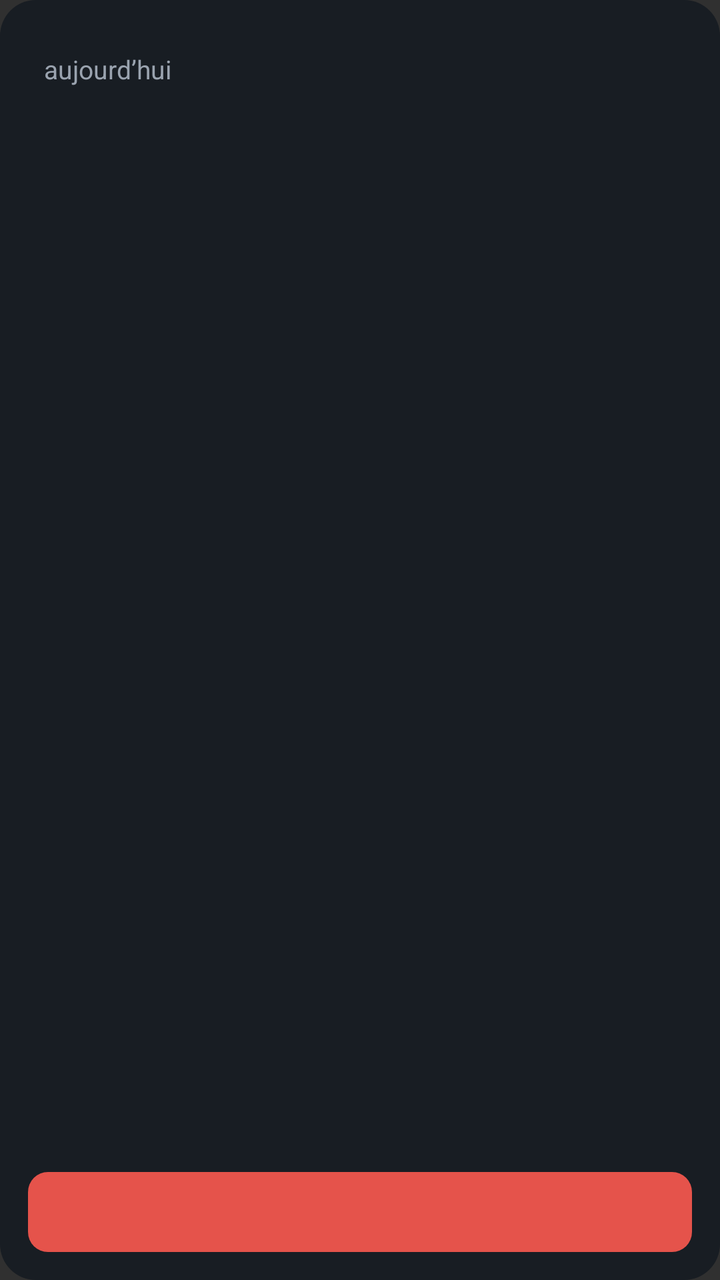
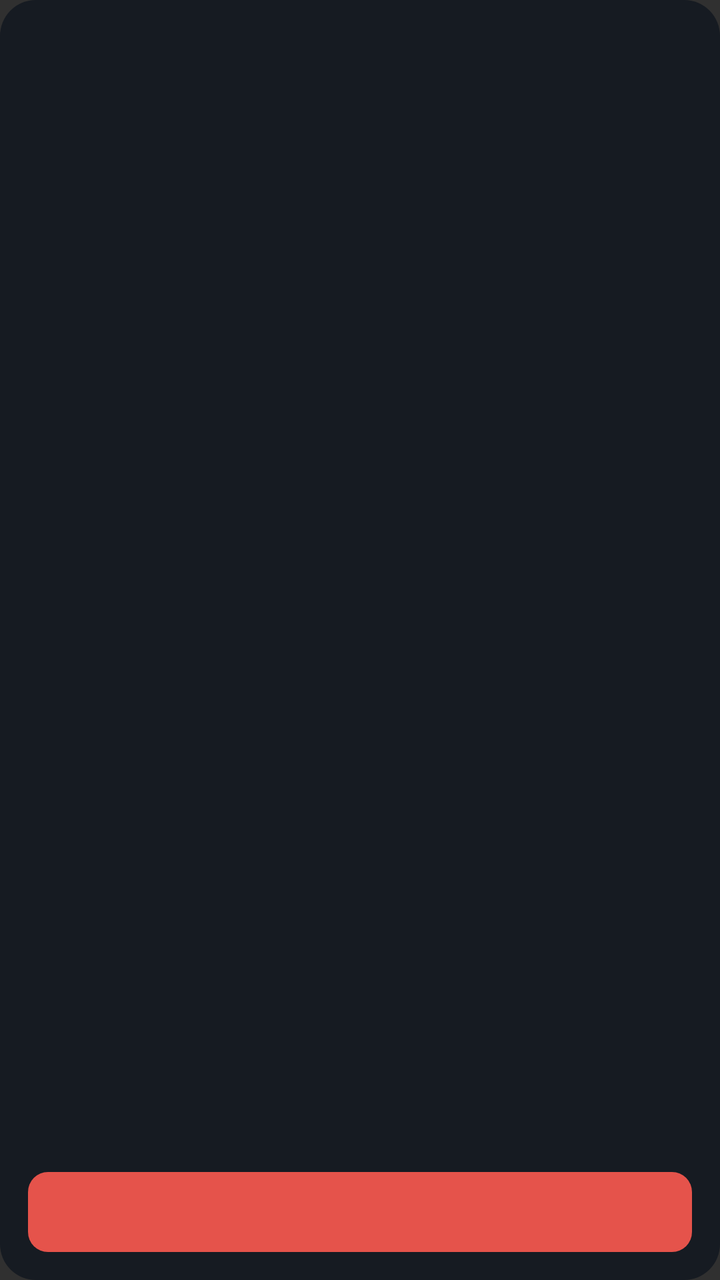

Screens rendered from an Android XML layout before and after an edit, with the pre-edit source and the edit as a unified diff.
<!-- AndroidManifest.xml: application theme android:Theme.Material.NoActionBar -->
<!-- res/layout/widget.xml -->
<?xml version="1.0" encoding="utf-8"?>
<LinearLayout xmlns:android="http://schemas.android.com/apk/res/android"
    android:layout_width="match_parent"
    android:layout_height="match_parent"
    android:background="@drawable/widget_fond"
    android:orientation="vertical"
    android:padding="14dp">

    <LinearLayout
        android:id="@+id/widget_haut"
        android:layout_width="match_parent"
        android:layout_height="wrap_content"
        android:gravity="bottom"
        android:orientation="horizontal">

        <TextView
            android:id="@+id/widget_temps"
            android:layout_width="wrap_content"
            android:layout_height="wrap_content"
            android:textColor="#ECEFF4"
            android:textSize="24sp"
            android:textStyle="bold" />

        <TextView
            android:layout_width="wrap_content"
            android:layout_height="wrap_content"
            android:paddingStart="8dp"
            android:paddingBottom="3dp"
            android:text="aujourd’hui"
            android:textColor="#9AA3AF"
            android:textSize="13sp" />
    </LinearLayout>

    <TextView
        android:id="@+id/widget_etats"
        android:layout_width="match_parent"
        android:layout_height="0dp"
        android:layout_weight="1"
        android:paddingTop="6dp"
        android:textColor="#ECEFF4"
        android:textSize="13sp" />

    <Button
        android:id="@+id/widget_lancer"
        android:layout_width="match_parent"
        android:layout_height="40dp"
        android:layout_marginTop="6dp"
        android:background="@drawable/widget_bouton"
        android:textAllCaps="false"
        android:textColor="#FFFFFF"
        android:textSize="14sp"
        android:textStyle="bold" />
</LinearLayout>
<!-- resources referenced by this layout -->
<resources>
  <!-- drawable widget_bouton (drawable) -->
  <?xml version="1.0" encoding="utf-8"?>
  <shape xmlns:android="http://schemas.android.com/apk/res/android">
      <solid android:color="#E5534B" />
      <corners android:radius="10dp" />
  </shape>
  <!-- drawable widget_fond (drawable) -->
  <?xml version="1.0" encoding="utf-8"?>
  <shape xmlns:android="http://schemas.android.com/apk/res/android">
      <solid android:color="#E6161B22" />
      <corners android:radius="18dp" />
  </shape>
</resources>

<!-- the commit's change to res/layout/widget.xml (unified diff, before → after) -->
@@ -1,53 +1,84 @@
 <?xml version="1.0" encoding="utf-8"?>
-<LinearLayout xmlns:android="http://schemas.android.com/apk/res/android"
+<FrameLayout xmlns:android="http://schemas.android.com/apk/res/android"
     android:layout_width="match_parent"
-    android:layout_height="match_parent"
-    android:background="@drawable/widget_fond"
-    android:orientation="vertical"
-    android:padding="14dp">
+    android:layout_height="match_parent">
+
+    <ImageView
+        android:id="@+id/widget_fond"
+        android:layout_width="match_parent"
+        android:layout_height="match_parent"
+        android:scaleType="fitXY"
+        android:src="@drawable/widget_fond" />
 
     <LinearLayout
-        android:id="@+id/widget_haut"
         android:layout_width="match_parent"
-        android:layout_height="wrap_content"
-        android:gravity="bottom"
-        android:orientation="horizontal">
+        android:layout_height="match_parent"
+        android:orientation="vertical"
+        android:padding="14dp">
+
+        <LinearLayout
+            android:id="@+id/widget_haut"
+            android:layout_width="match_parent"
+            android:layout_height="wrap_content"
+            android:gravity="bottom"
+            android:orientation="horizontal">
+
+            <TextView
+                android:id="@+id/widget_temps"
+                android:layout_width="wrap_content"
+                android:layout_height="wrap_content"
+                android:textColor="#ECEFF4"
+                android:textSize="24sp"
+                android:textStyle="bold" />
+
+            <TextView
+                android:id="@+id/widget_legende"
+                android:layout_width="wrap_content"
+                android:layout_height="wrap_content"
+                android:paddingStart="8dp"
+                android:paddingBottom="3dp"
+                android:maxLines="1"
+                android:ellipsize="end"
+                android:textColor="#9AA3AF"
+                android:textSize="13sp" />
+        </LinearLayout>
 
         <TextView
-            android:id="@+id/widget_temps"
-            android:layout_width="wrap_content"
+            android:id="@+id/widget_profil"
+            android:layout_width="match_parent"
             android:layout_height="wrap_content"
-            android:textColor="#ECEFF4"
-            android:textSize="24sp"
-            android:textStyle="bold" />
+            android:paddingTop="4dp"
+            android:maxLines="1"
+            android:ellipsize="end"
+            android:textColor="#2EA043"
+            android:textSize="13sp" />
 
         <TextView
-            android:layout_width="wrap_content"
+            android:id="@+id/widget_etats"
+            android:layout_width="match_parent"
+            android:layout_height="0dp"
+            android:layout_weight="1"
+            android:paddingTop="6dp"
+            android:textColor="#ECEFF4"
+            android:textSize="13sp" />
+
+        <TextView
+            android:id="@+id/widget_applis"
+            android:layout_width="match_parent"
             android:layout_height="wrap_content"
-            android:paddingStart="8dp"
-            android:paddingBottom="3dp"
-            android:text="aujourd’hui"
+            android:paddingTop="4dp"
             android:textColor="#9AA3AF"
-            android:textSize="13sp" />
+            android:textSize="12sp" />
+
+        <Button
+            android:id="@+id/widget_lancer"
+            android:layout_width="match_parent"
+            android:layout_height="40dp"
+            android:layout_marginTop="6dp"
+            android:background="@drawable/widget_bouton"
+            android:textAllCaps="false"
+            android:textColor="#FFFFFF"
+            android:textSize="14sp"
+            android:textStyle="bold" />
     </LinearLayout>
-
-    <TextView
-        android:id="@+id/widget_etats"
-        android:layout_width="match_parent"
-        android:layout_height="0dp"
-        android:layout_weight="1"
-        android:paddingTop="6dp"
-        android:textColor="#ECEFF4"
-        android:textSize="13sp" />
-
-    <Button
-        android:id="@+id/widget_lancer"
-        android:layout_width="match_parent"
-        android:layout_height="40dp"
-        android:layout_marginTop="6dp"
-        android:background="@drawable/widget_bouton"
-        android:textAllCaps="false"
-        android:textColor="#FFFFFF"
-        android:textSize="14sp"
-        android:textStyle="bold" />
-</LinearLayout>
+</FrameLayout>
<!-- resource entries referenced after the edit -->
@@ -9,7 +9,7 @@
   <!-- drawable widget_fond (drawable) -->
   <?xml version="1.0" encoding="utf-8"?>
   <shape xmlns:android="http://schemas.android.com/apk/res/android">
-      <solid android:color="#E6161B22" />
+      <solid android:color="#FF161B22" />
       <corners android:radius="18dp" />
   </shape>
 </resources>
